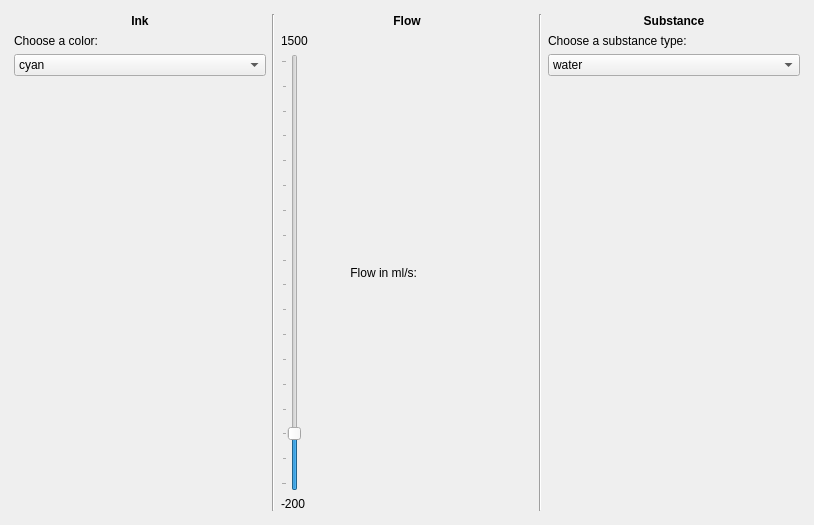
Old version of the form DeviceManager/libs/PyOneDark/uis/pages/main_pages.ui in the repository SebCOLLARD/Iot_Project_Epitech.
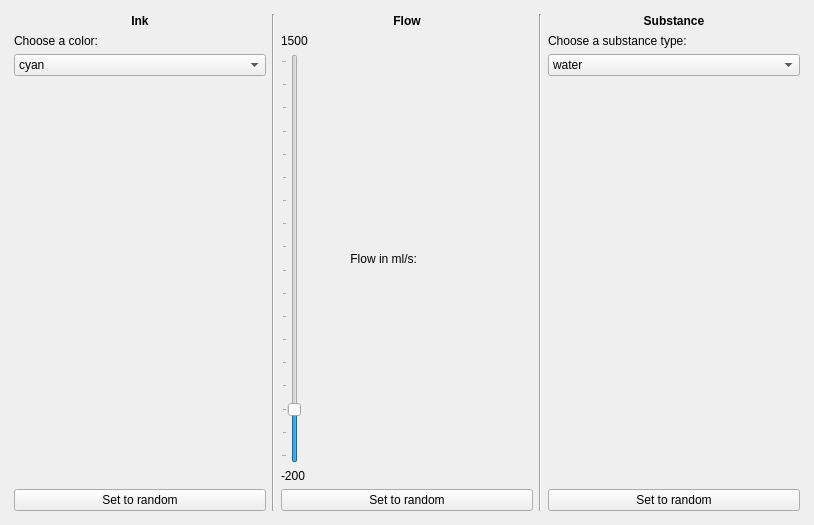
New version of the form.

Commit message: Added buttons in UI to reset values to random generation

```diff
--- a/DeviceManager/libs/PyOneDark/uis/pages/main_pages.ui
+++ b/DeviceManager/libs/PyOneDark/uis/pages/main_pages.ui
@@ -159,6 +159,13 @@
              </property>
             </spacer>
            </item>
+           <item>
+            <widget class="QPushButton" name="resetInkButton">
+             <property name="text">
+              <string>Set to random</string>
+             </property>
+            </widget>
+           </item>
           </layout>
          </item>
          <item>
@@ -251,6 +258,13 @@
              </property>
             </widget>
            </item>
+           <item>
+            <widget class="QPushButton" name="resetFlowButton">
+             <property name="text">
+              <string>Set to random</string>
+             </property>
+            </widget>
+           </item>
           </layout>
          </item>
          <item>
@@ -316,6 +330,13 @@
              </property>
             </spacer>
            </item>
+           <item>
+            <widget class="QPushButton" name="resetSubstanceButton">
+             <property name="text">
+              <string>Set to random</string>
+             </property>
+            </widget>
+           </item>
           </layout>
          </item>
         </layout>
```
The commit also changes 1 other file.
